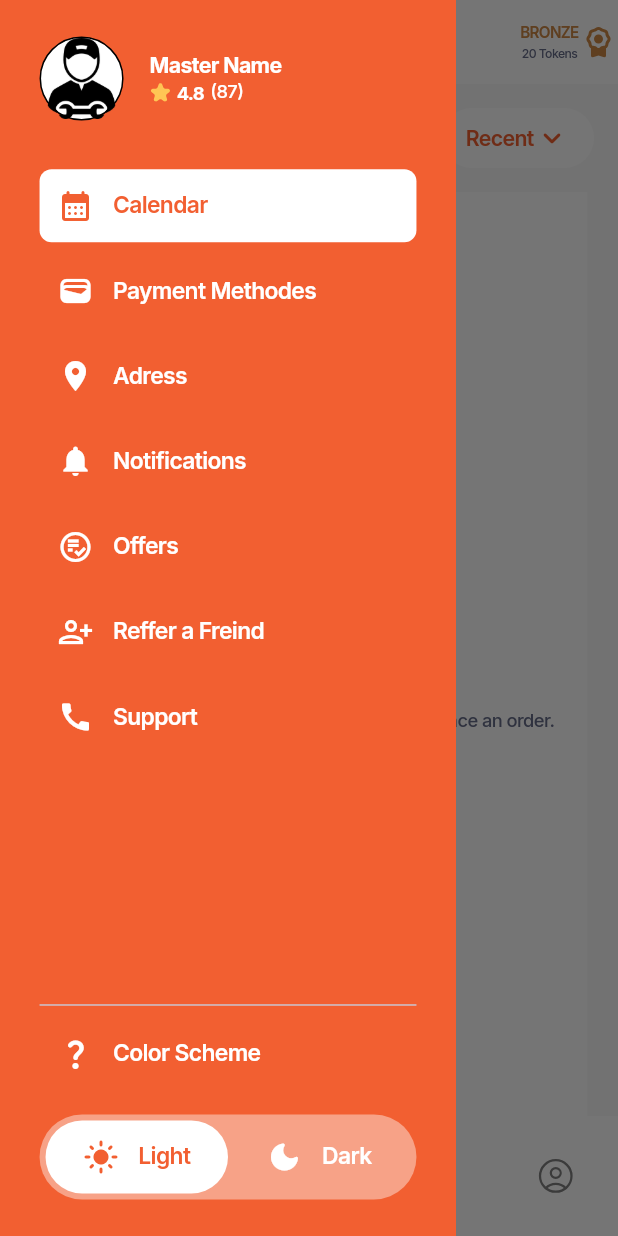
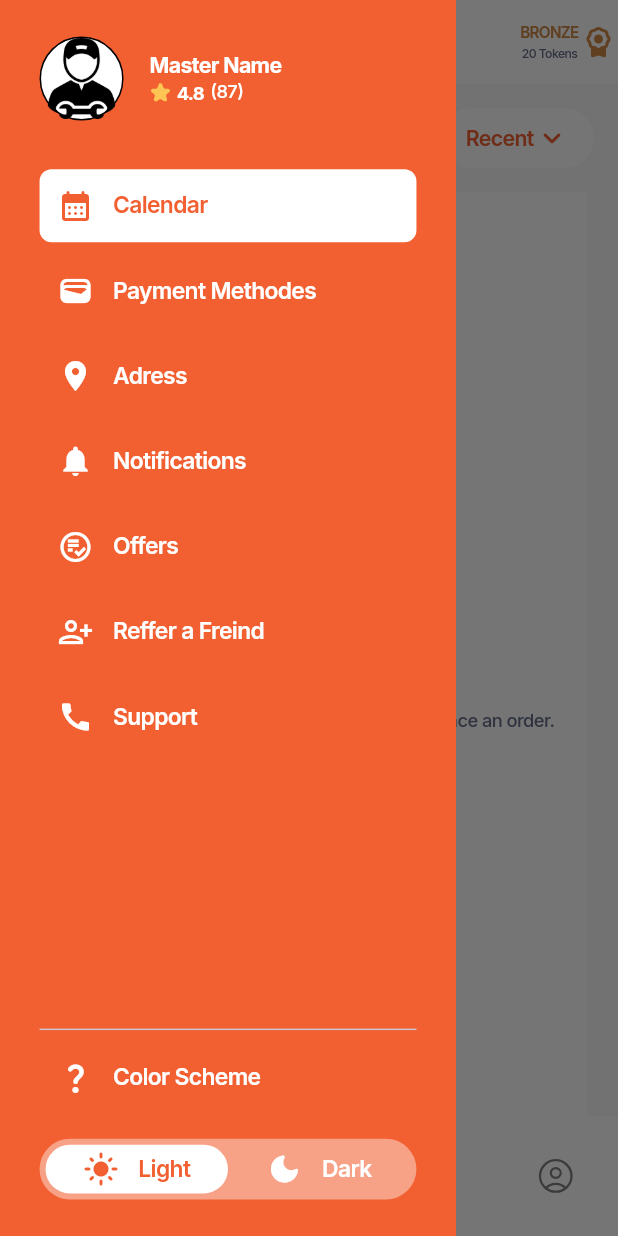
Before and after one commit to aymer-prime/gelirx, a Flutter app: the AlternateMainPage screen opened by its route, item 3 of the bottom bar chosen, with the side drawer open, on a phone screen of 412 x 824 dp. Run offline on Flutter 3.47's test engine with Material 3 defaults, Android fonts, the phone set to English and light mode, and no system bars; our stand-ins replace another_flushbar, auto_route, bloc, cached_network_image, connectivity_plus, dartz and 24 more; missing offline and left inert: dart:ffi, flutter_callkit_incoming, flutter_facebook_auth, flutter_map_cancellable_tile_provider, geolocator_platform_interface; accounts and stored records are empty; network calls fail.

Commit message:
ui update

```diff
--- a/lib/features/home/data/home_repository.dart
+++ b/lib/features/home/data/home_repository.dart
@@ -71,7 +71,7 @@ class HomeRepository implements IHomeRepository {
           },
         ),
         data: {
-          'lang': 'tr',
+          'lang': 'en',
           'category_id': catId,
         },
       );
--- a/lib/features/main/presentation/page/alternate_main_page.dart
+++ b/lib/features/main/presentation/page/alternate_main_page.dart
@@ -231,7 +231,7 @@ class _AlternateMainPageState extends State<AlternateMainPage> {
                   children: [
                     Flexible(
                       child: Container(
-                        height: AppSize.s48.h,
+                        height: AppSize.s32.h,
                         padding: const EdgeInsets.all(AppPadding.p4),
                         decoration: BoxDecoration(
                           color:
@@ -265,7 +265,7 @@ class _AlternateMainPageState extends State<AlternateMainPage> {
                     ),
                     Flexible(
                       child: Container(
-                        height: AppSize.s48.h,
+                        height: AppSize.s32.h,
                         padding: const EdgeInsets.all(AppPadding.p4),
                         decoration: BoxDecoration(
                           color: !false ? null : ColorManager.white,
```
